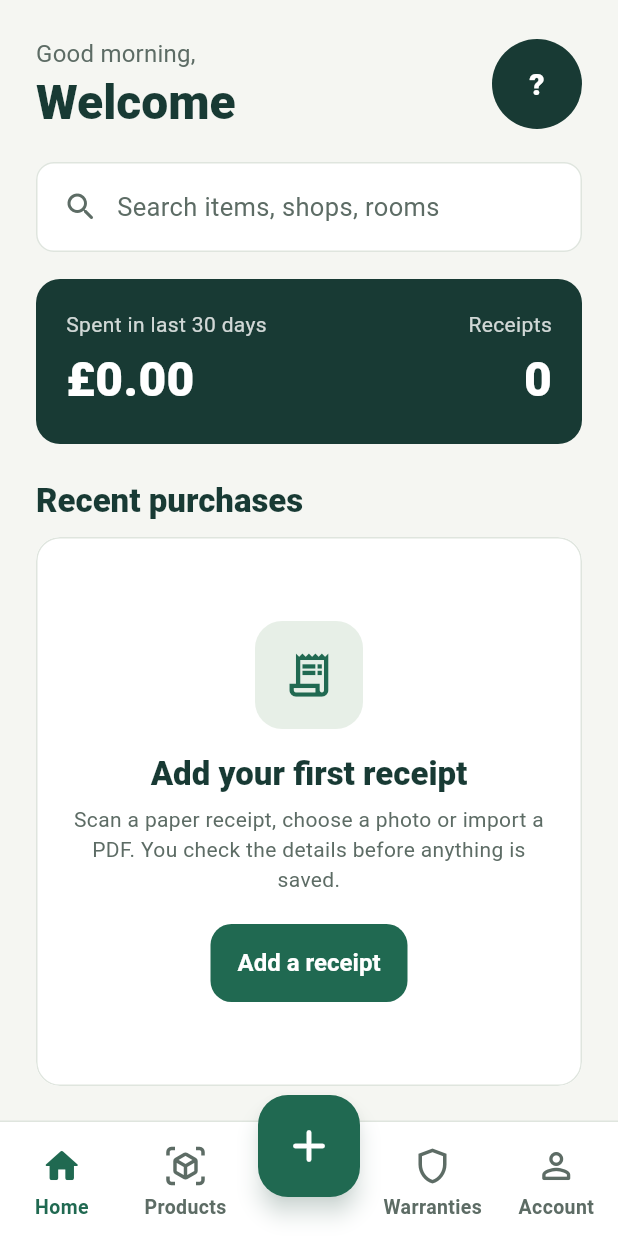
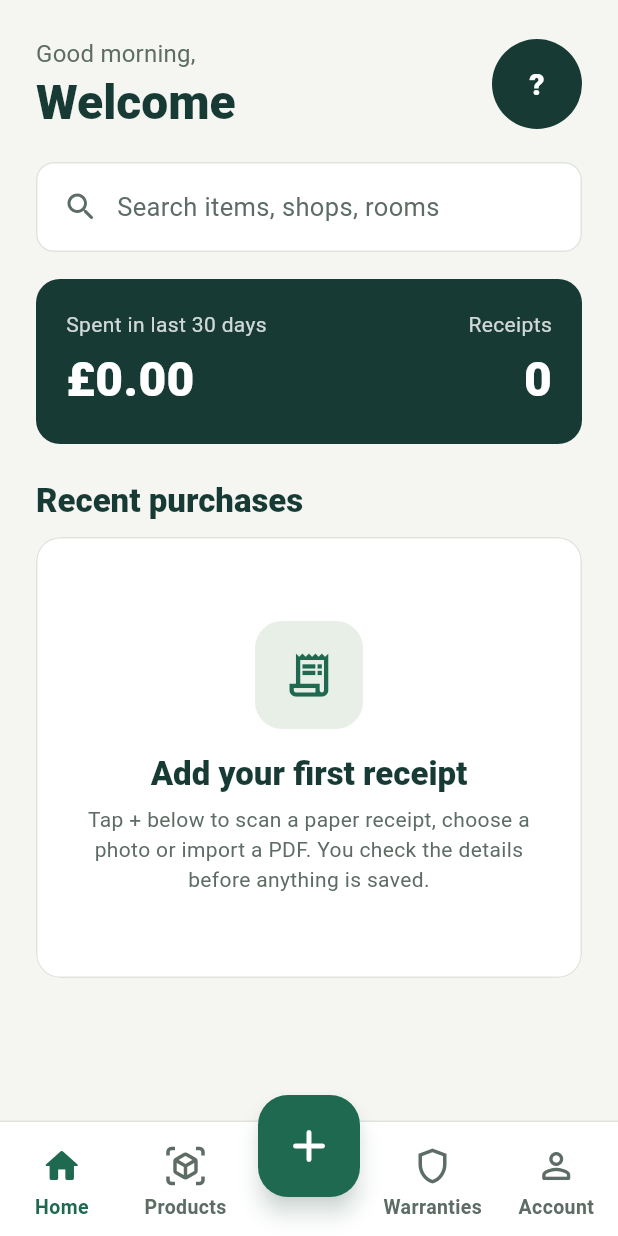
Before and after one commit to little2strong/Home-Vault-Receipt, a Flutter app: the ShellView screen opened by its route, on a phone screen of 412 x 824 dp. Run offline on Flutter 3.47's test engine with Material 3 defaults, Android fonts, the phone set to English and light mode, and no system bars; our stand-ins replace camera, cloud_firestore, cloud_functions, connectivity_plus, file_picker, firebase_auth and 13 more; missing offline and left inert: add_2_calendar, firebase_app_check, google_mlkit_document_scanner, google_mlkit_text_recognition, pdfx; accounts and stored records are empty.

Commit message:
Refactor Firebase configuration and storage rules for improved clarity and functionality. Update VaultRepository to ensure displayName is set correctly, and adjust FirebaseBootstrap to skip App Check in debug mode. Clean up HomeView layout and enhance user instructions for adding receipts.

```diff
--- a/lib/features/home/view/home_view.dart
+++ b/lib/features/home/view/home_view.dart
@@ -7,11 +7,9 @@ import '../../../core/models/vault_models.dart';
 import '../../../core/theme/vault_palette.dart';
 import '../../../core/utils/formatters.dart';
 import '../../../core/widgets/app_page.dart';
-import '../../../core/widgets/buttons.dart';
 import '../../../core/widgets/feedback.dart';
 import '../../../core/widgets/item_rows.dart';
 import '../../../core/widgets/vault_ui.dart';
-import '../../add/view/add_sheet.dart';
 import '../../shell/controller/shell_controller.dart';
 import '../controller/home_controller.dart';
 
@@ -40,7 +38,8 @@ class HomeView extends GetView<HomeController> {
               AppSizes.pagePadding,
               AppSizes.lg,
               AppSizes.pagePadding,
-              AppSizes.xl,
+              // Clear the raised centre Add button on the tab bar.
+              100,
             ),
             children: [
               Row(
@@ -209,18 +208,14 @@ class HomeView extends GetView<HomeController> {
                   child: Center(child: CircularProgressIndicator()),
                 )
               else if (recent.isEmpty)
-                VaultCard(
+                const VaultCard(
                   child: EmptyState(
                     icon: Icons.receipt_long_outlined,
                     title: 'Add your first receipt',
                     message:
-                        'Scan a paper receipt, choose a photo or import a PDF. '
-                        'You check the details before anything is saved.',
-                    action: VaultButton(
-                      label: 'Add a receipt',
-                      expand: false,
-                      onPressed: AddSheet.open,
-                    ),
+                        'Tap + below to scan a paper receipt, choose a photo '
+                        'or import a PDF. You check the details before '
+                        'anything is saved.',
                   ),
                 )
               else
```
Also changed, not shown: lib/core/data/vault_repository.dart (+8 -3 lines), lib/core/services/firebase_bootstrap.dart (+5 -7 lines), firebase.json, 1 other file.
